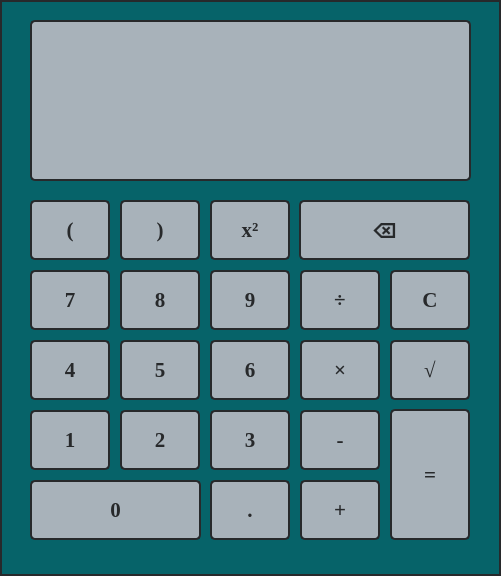
First picture: the form in calculator.ui, repository LukasCodeSpace/Calculator, before the edit.
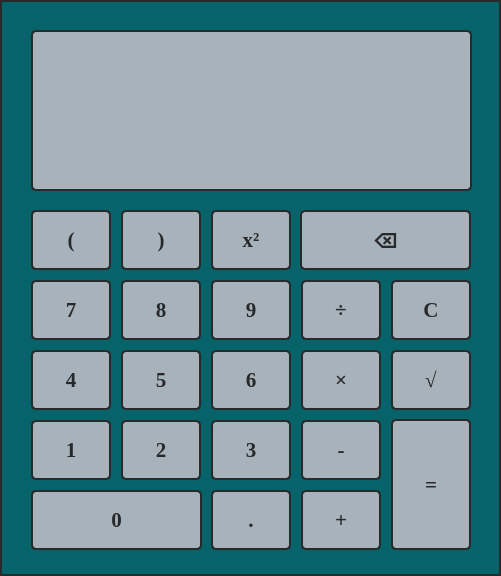
Second picture: the form after the edit.

```diff
--- a/calculator.ui
+++ b/calculator.ui
@@ -54,8 +54,8 @@
    <widget class="QPushButton" name="btn_equal">
     <property name="geometry">
      <rect>
-      <x>390</x>
-      <y>409</y>
+      <x>391</x>
+      <y>419</y>
       <width>80</width>
       <height>131</height>
      </rect>
@@ -77,8 +77,8 @@
    <widget class="QPushButton" name="btn_dot">
     <property name="geometry">
      <rect>
-      <x>210</x>
-      <y>480</y>
+      <x>211</x>
+      <y>490</y>
       <width>80</width>
       <height>60</height>
      </rect>
@@ -100,8 +100,8 @@
    <widget class="QPushButton" name="btn_0">
     <property name="geometry">
      <rect>
-      <x>30</x>
-      <y>480</y>
+      <x>31</x>
+      <y>490</y>
       <width>171</width>
       <height>60</height>
      </rect>
@@ -123,8 +123,8 @@
    <widget class="QPushButton" name="btn_mult">
     <property name="geometry">
      <rect>
-      <x>300</x>
-      <y>340</y>
+      <x>301</x>
+      <y>350</y>
       <width>80</width>
       <height>60</height>
      </rect>
@@ -146,8 +146,8 @@
    <widget class="QPushButton" name="btn_div">
     <property name="geometry">
      <rect>
-      <x>300</x>
-      <y>270</y>
+      <x>301</x>
+      <y>280</y>
       <width>80</width>
       <height>60</height>
      </rect>
@@ -169,8 +169,8 @@
    <widget class="QPushButton" name="btn_pow">
     <property name="geometry">
      <rect>
-      <x>210</x>
-      <y>200</y>
+      <x>211</x>
+      <y>210</y>
       <width>80</width>
       <height>60</height>
      </rect>
@@ -192,8 +192,8 @@
    <widget class="QPushButton" name="btn_6">
     <property name="geometry">
      <rect>
-      <x>210</x>
-      <y>340</y>
+      <x>211</x>
+      <y>350</y>
       <width>80</width>
       <height>60</height>
      </rect>
@@ -215,8 +215,8 @@
    <widget class="QPushButton" name="btn_root">
     <property name="geometry">
      <rect>
-      <x>390</x>
-      <y>340</y>
+      <x>391</x>
+      <y>350</y>
       <width>80</width>
       <height>60</height>
      </rect>
@@ -238,8 +238,8 @@
    <widget class="QPushButton" name="btn_clear">
     <property name="geometry">
      <rect>
-      <x>390</x>
-      <y>270</y>
+      <x>391</x>
+      <y>280</y>
       <width>80</width>
       <height>60</height>
      </rect>
@@ -261,8 +261,8 @@
    <widget class="QPushButton" name="btn_add">
     <property name="geometry">
      <rect>
-      <x>300</x>
-      <y>480</y>
+      <x>301</x>
+      <y>490</y>
       <width>80</width>
       <height>60</height>
      </rect>
@@ -284,8 +284,8 @@
    <widget class="QPushButton" name="btn_sub">
     <property name="geometry">
      <rect>
-      <x>300</x>
-      <y>410</y>
+      <x>301</x>
+      <y>420</y>
       <width>80</width>
       <height>60</height>
      </rect>
@@ -307,8 +307,8 @@
    <widget class="QPushButton" name="btn_3">
     <property name="geometry">
      <rect>
-      <x>210</x>
-      <y>410</y>
+      <x>211</x>
+      <y>420</y>
       <width>80</width>
       <height>60</height>
      </rect>
@@ -330,8 +330,8 @@
    <widget class="QPushButton" name="btn_9">
     <property name="geometry">
      <rect>
-      <x>210</x>
-      <y>270</y>
+      <x>211</x>
+      <y>280</y>
       <width>80</width>
       <height>60</height>
      </rect>
@@ -353,8 +353,8 @@
    <widget class="QLineEdit" name="displayResult">
     <property name="geometry">
      <rect>
-      <x>30</x>
-      <y>110</y>
+      <x>31</x>
+      <y>120</y>
       <width>441</width>
       <height>71</height>
      </rect>
@@ -395,8 +395,8 @@
    <widget class="QPushButton" name="btn_4">
     <property name="geometry">
      <rect>
-      <x>30</x>
-      <y>340</y>
+      <x>31</x>
+      <y>350</y>
       <width>80</width>
       <height>60</height>
      </rect>
@@ -418,8 +418,8 @@
    <widget class="QPushButton" name="btn_7">
     <property name="geometry">
      <rect>
-      <x>30</x>
-      <y>270</y>
+      <x>31</x>
+      <y>280</y>
       <width>80</width>
       <height>60</height>
      </rect>
@@ -441,8 +441,8 @@
    <widget class="QPushButton" name="btn_1">
     <property name="geometry">
      <rect>
-      <x>30</x>
-      <y>410</y>
+      <x>31</x>
+      <y>420</y>
       <width>80</width>
       <height>60</height>
      </rect>
@@ -464,8 +464,8 @@
    <widget class="QPushButton" name="btn_2">
     <property name="geometry">
      <rect>
-      <x>120</x>
-      <y>410</y>
+      <x>121</x>
+      <y>420</y>
       <width>80</width>
       <height>60</height>
      </rect>
@@ -487,8 +487,8 @@
    <widget class="QPushButton" name="btn_8">
     <property name="geometry">
      <rect>
-      <x>120</x>
-      <y>270</y>
+      <x>121</x>
+      <y>280</y>
       <width>80</width>
       <height>60</height>
      </rect>
@@ -510,8 +510,8 @@
    <widget class="QPushButton" name="btn_5">
     <property name="geometry">
      <rect>
-      <x>120</x>
-      <y>340</y>
+      <x>121</x>
+      <y>350</y>
       <width>80</width>
       <height>60</height>
      </rect>
@@ -533,8 +533,8 @@
    <widget class="QLineEdit" name="displayInput">
     <property name="geometry">
      <rect>
-      <x>30</x>
-      <y>20</y>
+      <x>31</x>
+      <y>30</y>
       <width>441</width>
       <height>91</height>
      </rect>
@@ -566,8 +566,8 @@
    <widget class="QPushButton" name="btn_leftPar">
     <property name="geometry">
      <rect>
-      <x>30</x>
-      <y>200</y>
+      <x>31</x>
+      <y>210</y>
       <width>80</width>
       <height>60</height>
      </rect>
@@ -589,8 +589,8 @@
    <widget class="QPushButton" name="btn_rightPar">
     <property name="geometry">
      <rect>
-      <x>120</x>
-      <y>200</y>
+      <x>121</x>
+      <y>210</y>
       <width>80</width>
       <height>60</height>
      </rect>
@@ -612,8 +612,8 @@
    <widget class="QPushButton" name="btn_backspace">
     <property name="geometry">
      <rect>
-      <x>299</x>
-      <y>200</y>
+      <x>300</x>
+      <y>210</y>
       <width>171</width>
       <height>60</height>
      </rect>
```
